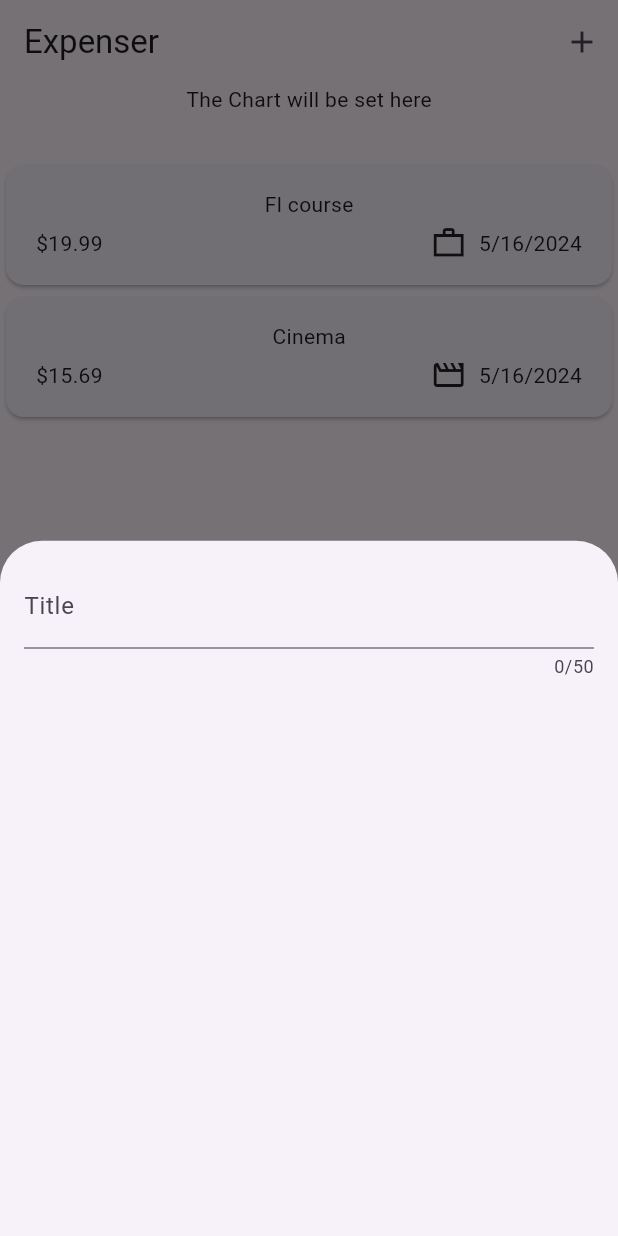
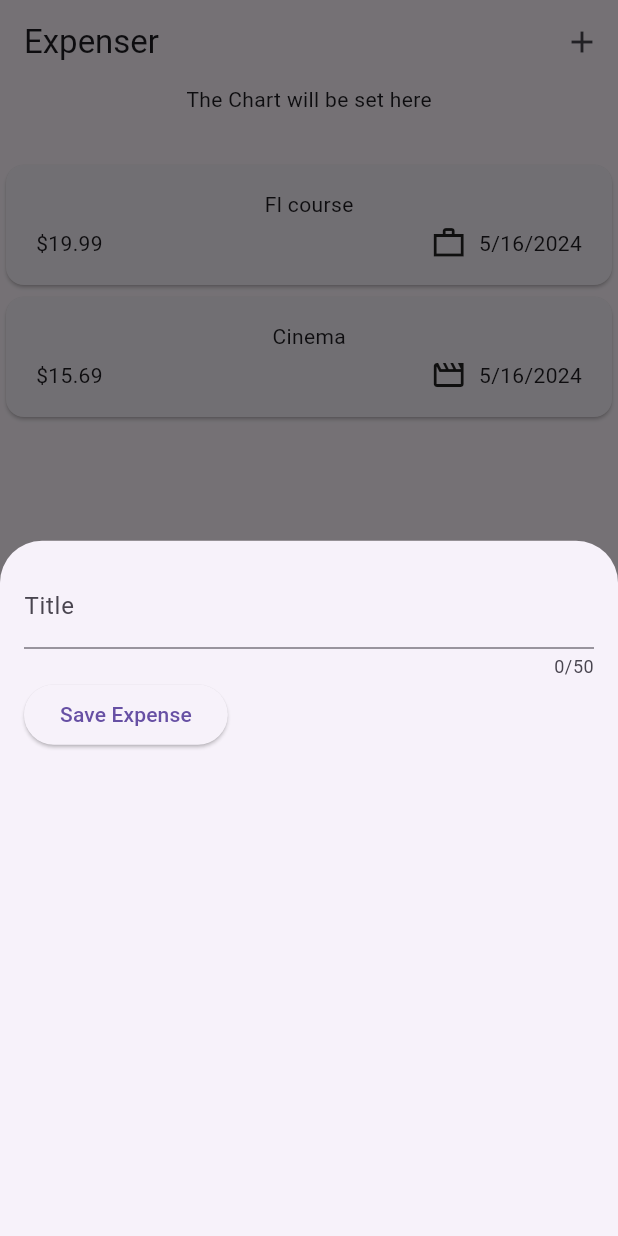
Before and after one commit to sam-kash/Expenser, a Flutter app: the screen it shows after launch, after a tap on the "add" icon, on a phone screen of 412 x 824 dp. Run offline on Flutter 3.47's test engine with Material 3 defaults, Android fonts, the phone set to English and light mode, and no system bars; missing offline and left inert: dart:ffi.

Commit message:
designing the insides of the modal sheet

```diff
--- a/lib/widget/new_expense.dart
+++ b/lib/widget/new_expense.dart
@@ -10,16 +10,33 @@ class NewExpense extends StatefulWidget {
 }
 
 class _NewExpenseState extends State<NewExpense> {
+  var _enterTitle = '';
+
+  void _saveTitleInput(String inputValue) {
+    _enterTitle = inputValue;
+  }
+
   @override
   Widget build(BuildContext context) {
-    return const Padding(
-      padding: EdgeInsets.all(16),
+    return Padding(
+      padding: const EdgeInsets.all(16),
       child: Column(
         children: [
           TextField(
+            onChanged: _saveTitleInput,
             maxLength: 50,
-            decoration: InputDecoration(label: Text('Title')),
+            decoration: const InputDecoration(label: Text('Title')),
           ),
+          Row(
+            children: [
+              ElevatedButton(
+                onPressed: () {
+                  print(_enterTitle);
+                },
+                child: const Text('Save Expense'),
+              )
+            ],
+          )
         ],
       ),
     );
```
